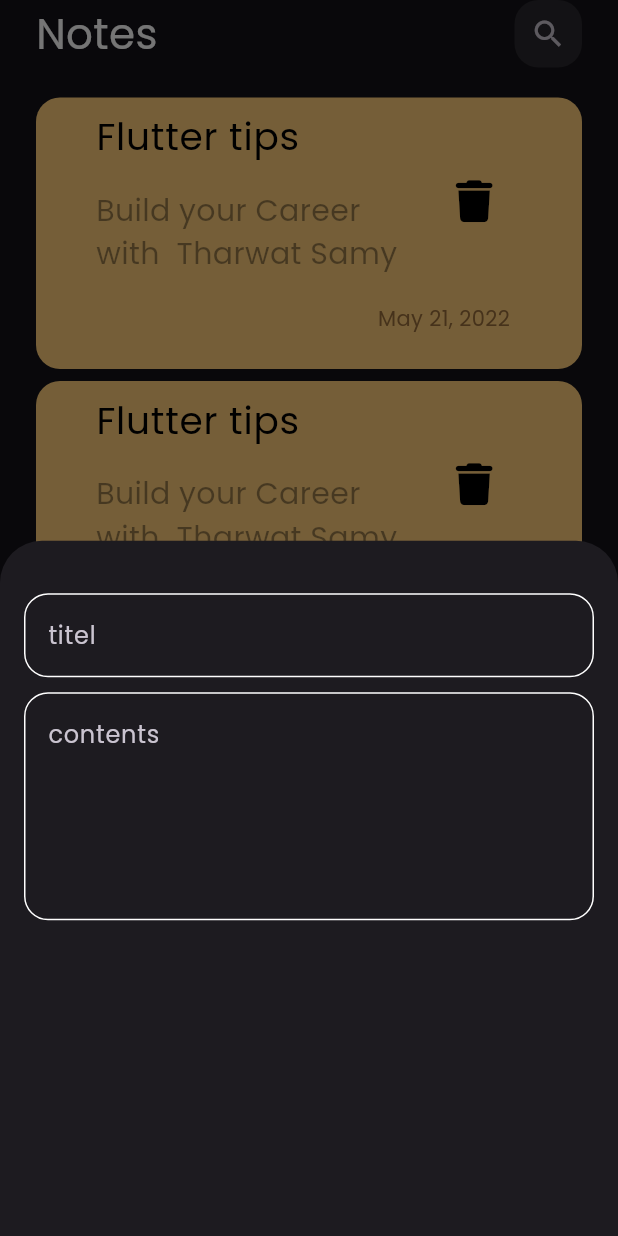
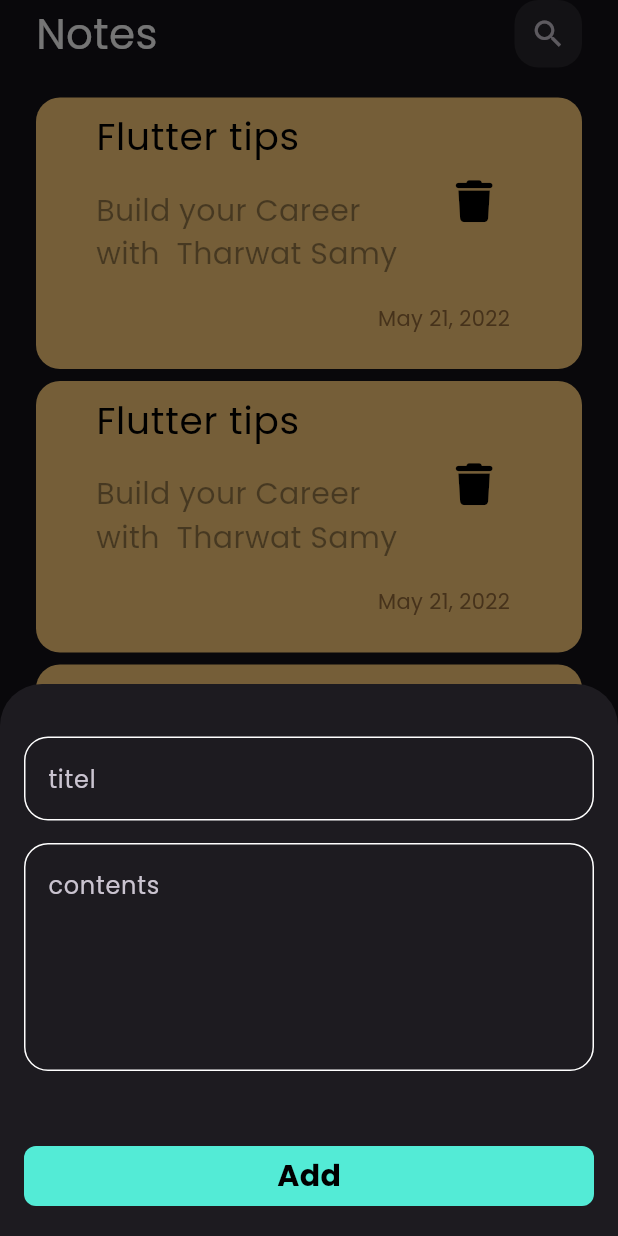
Before and after one commit to reemmohmed/notsapp, a Flutter app: the screen it shows after launch, after a tap on the "add" icon, on a phone screen of 412 x 824 dp. Run offline on Flutter 3.47's test engine with Material 3 defaults, Android fonts, the phone set to English and light mode, and no system bars; our stand-ins replace font_awesome_flutter.

Commit message:
adit view notes

```diff
--- a/lib/main.dart
+++ b/lib/main.dart
@@ -1,5 +1,4 @@
 import 'package:flutter/material.dart';
-
 import 'package:notsapp/views/widgets/notes_view_body.dart';
 
 void main() {
@@ -14,7 +13,7 @@ class NotApp extends StatelessWidget {
     return MaterialApp(
       debugShowCheckedModeBanner: false,
       theme: ThemeData(brightness: Brightness.dark, fontFamily: 'Poppins'),
-      home: const NotesViewbody(),
+      home: const NotesView(),
     );
   }
 }
--- /dev/null
+++ b/lib/views/edit_view_notes.dart
@@ -0,0 +1,10 @@
+import 'package:flutter/material.dart';
+
+class EditViewNotes extends StatelessWidget {
+  const EditViewNotes({super.key});
+
+  @override
+  Widget build(BuildContext context) {
+    return Scaffold();
+  }
+}
--- a/lib/views/notes_view.dart
+++ b/lib/views/notes_view.dart
@@ -3,8 +3,8 @@ import 'package:flutter/material.dart';
 import 'package:notsapp/views/widgets/custom_appbar.dart';
 import 'package:notsapp/views/widgets/notes_listview.dart';
 
-class NotesView extends StatelessWidget {
-  const NotesView({super.key});
+class NotesViewbody extends StatelessWidget {
+  const NotesViewbody({super.key});
 
   @override
   Widget build(BuildContext context) {
--- a/lib/views/widgets/add_notes_buttom_sheet.dart
+++ b/lib/views/widgets/add_notes_buttom_sheet.dart
@@ -1,5 +1,6 @@
 import 'package:flutter/material.dart';
 
+import 'custom_buttom.dart';
 import 'custom_text_field.dart';
 
 class AddNotesButtomSheet extends StatelessWidget {
@@ -9,6 +10,7 @@ class AddNotesButtomSheet extends StatelessWidget {
   Widget build(BuildContext context) {
     return const Padding(
       padding: EdgeInsets.symmetric(horizontal: 16),
+      child: SingleChildScrollView(
         child: Column(
           children: [
             SizedBox(
@@ -18,13 +20,21 @@ class AddNotesButtomSheet extends StatelessWidget {
               hint: 'titel',
             ),
             SizedBox(
-            height: 10,
+              height: 15,
             ),
             Custtomtextfield(
               hint: 'contents',
               maxLines: 5,
-          )
+            ),
+            SizedBox(
+              height: 50,
+            ),
+            CustomButtom(),
+            SizedBox(
+              height: 20,
+            ),
           ],
+        ),
       ),
     );
   }
--- /dev/null
+++ b/lib/views/widgets/custom_buttom.dart
@@ -0,0 +1,23 @@
+import 'package:flutter/material.dart';
+import 'package:notsapp/constant.dart';
+
+class CustomButtom extends StatelessWidget {
+  const CustomButtom({super.key});
+
+  @override
+  Widget build(BuildContext context) {
+    return Container(
+      decoration: BoxDecoration(
+          borderRadius: BorderRadius.circular(8), color: kprimarycolor),
+      width: MediaQuery.of(context).size.width,
+      height: 40,
+      child: const Center(
+        child: Text(
+          'Add',
+          style: TextStyle(
+              color: Colors.black, fontSize: 20, fontWeight: FontWeight.bold),
+        ),
+      ),
+    );
+  }
+}
--- a/lib/views/widgets/custom_item.dart
+++ b/lib/views/widgets/custom_item.dart
@@ -1,12 +1,19 @@
 import 'package:flutter/material.dart';
 import 'package:font_awesome_flutter/font_awesome_flutter.dart';
+import 'package:notsapp/views/edit_view_notes.dart';
 
 class CustomItem extends StatelessWidget {
   const CustomItem({super.key});
 
   @override
   Widget build(BuildContext context) {
-    return Container(
+    return GestureDetector(
+      onTap: () {
+        Navigator.push(context, MaterialPageRoute(builder: (context) {
+          return EditViewNotes();
+        }));
+      },
+      child: Container(
         padding: const EdgeInsets.symmetric(horizontal: 24),
         decoration: BoxDecoration(
             color: const Color(0xffffcd7a),
@@ -50,6 +57,7 @@ class CustomItem extends StatelessWidget {
             )
           ],
         ),
+      ),
     );
   }
 }
--- a/lib/views/widgets/notes_view_body.dart
+++ b/lib/views/widgets/notes_view_body.dart
@@ -3,8 +3,8 @@ import 'package:notsapp/views/notes_view.dart';
 
 import 'add_notes_buttom_sheet.dart';
 
-class NotesViewbody extends StatelessWidget {
-  const NotesViewbody({super.key});
+class NotesView extends StatelessWidget {
+  const NotesView({super.key});
 
   @override
   Widget build(BuildContext context) {
@@ -21,7 +21,7 @@ class NotesViewbody extends StatelessWidget {
           },
           child: const Icon(Icons.add),
         ),
-        body: const NotesView(),
+        body: const NotesViewbody(),
       ),
     );
   }
```
Lines whose indentation alone changed are shown as unchanged.
